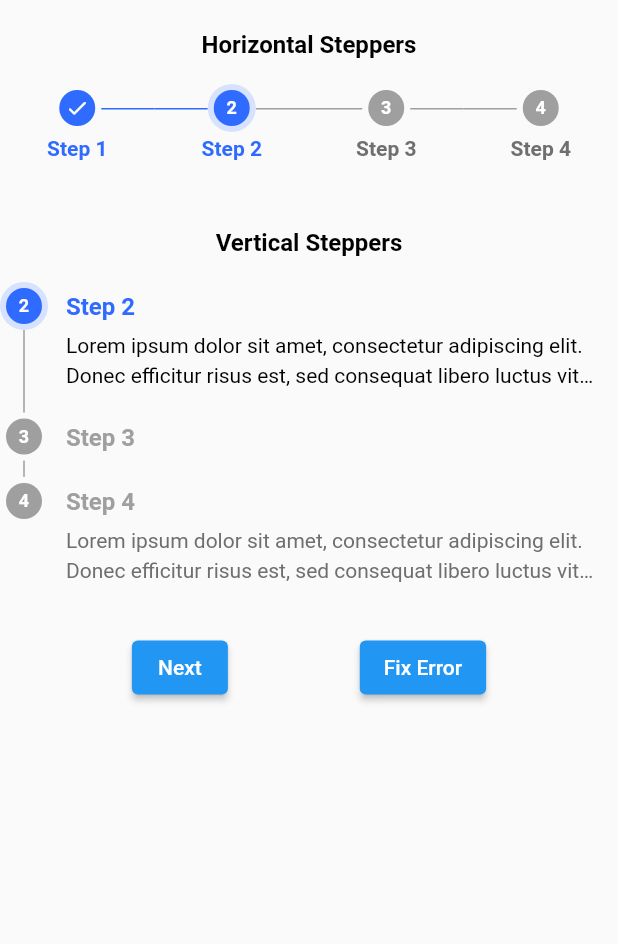
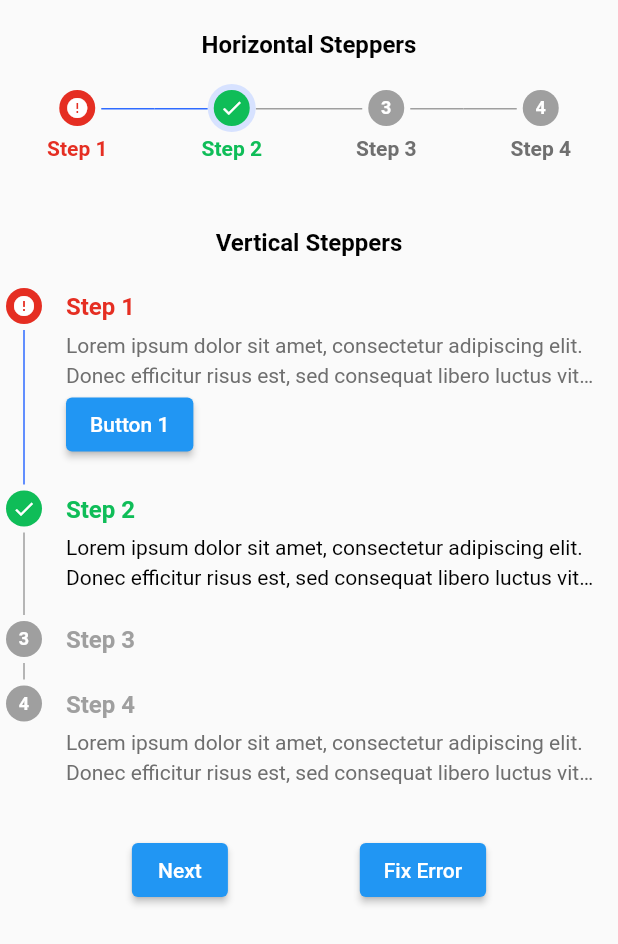
Before and after one commit to janlionly/flutter_steppers, a Flutter app: the screen it shows after launch, on a phone screen of 412 x 824 dp. Shown: the top 944 px of the screen. Run offline on Flutter 3.47's test engine with Material 2 defaults, Android fonts, the phone set to English and light mode, and no system bars.

Commit message:
feat: add state success ui display

```diff
--- a/example/lib/main.dart
+++ b/example/lib/main.dart
@@ -38,7 +38,7 @@ class _StepBarPageState extends State<StepBarPage> {
     stepsData = [
       StepperData(
         label: 'Step 1',
-        state: StepperState.hidden,
+        state: StepperState.error,
         description:
             'Lorem ipsum dolor sit amet, consectetur adipiscing elit. Donec efficitur risus est, sed consequat libero luctus vitae. Duis ultrices magna quis risus porttitor luctus. Nulla vel tempus nisl, ultricies congue lectus. Pellentesque habitant morbi tristique senectus et netus et malesuada fames ac turpis egestas.',
         child: ElevatedButton(
@@ -48,6 +48,7 @@ class _StepBarPageState extends State<StepBarPage> {
       ),
       StepperData(
         label: 'Step 2',
+        state: StepperState.success,
         description:
             'Lorem ipsum dolor sit amet, consectetur adipiscing elit. Donec efficitur risus est, sed consequat libero luctus vitae. Duis ultrices magna quis risus porttitor luctus. Nulla vel tempus nisl, ultricies congue lectus. Pellentesque habitant morbi tristique senectus et netus et malesuada fames ac turpis egestas.',
       ),
--- a/lib/colors.dart
+++ b/lib/colors.dart
@@ -18,4 +18,5 @@ class StepperColors {
   static const Color grey300s = Color(0xFF9F9F9F);
   static const Color grey500s = Color(0xFF000000);
   static const Color grey400s = Color(0xFF6F6F6F);
+  static const Color green500 = Color(0XFF0FBD58);
 }
--- a/lib/horizontal_stepper_item.dart
+++ b/lib/horizontal_stepper_item.dart
@@ -65,6 +65,7 @@ class HorizontalStepperItem extends StatelessWidget {
 
   get _getTextColor {
     if (stepData.state == StepperState.error) return StepperColors.red500;
+    if (stepData.state == StepperState.success) return StepperColors.green500;
     if (_isCurrentStep(step)) return stepBarStyle.activeColor;
     return stepBarStyle.inactiveLabelTextColor;
   }
--- a/lib/stepper_icon.dart
+++ b/lib/stepper_icon.dart
@@ -23,7 +23,9 @@ class StepperIcon extends StatelessWidget {
 
   @override
   Widget build(BuildContext context) {
-    return stepData.state == StepperState.error
+    return stepData.state == StepperState.success
+        ? _successWidget
+        : (stepData.state == StepperState.error
             ? _errorWidget
             : Container(
                 alignment: Alignment.center,
@@ -48,7 +50,7 @@ class StepperIcon extends StatelessWidget {
                         color: Colors.white,
                         size: 16,
                       ),
-          );
+              ));
   }
 
   get _errorWidget => Container(
@@ -65,4 +67,19 @@ class StepperIcon extends StatelessWidget {
           size: 16,
         ),
       );
+
+  get _successWidget => Container(
+        alignment: Alignment.center,
+        width: 24,
+        height: 24,
+        decoration: const BoxDecoration(
+          color: StepperColors.green500,
+          shape: BoxShape.circle,
+        ),
+        child: const Icon(
+          Icons.check,
+          color: Colors.white,
+          size: 16,
+        ),
+      );
 }
--- a/lib/vertical_steppers.dart
+++ b/lib/vertical_steppers.dart
@@ -59,7 +59,8 @@ class VerticalSteppers extends StatelessWidget {
                     padding: const EdgeInsets.symmetric(horizontal: 4),
                     decoration: BoxDecoration(
                       color: (step == currentStep &&
-                              stepData.state != StepperState.error)
+                              stepData.state != StepperState.error &&
+                              stepData.state != StepperState.success)
                           ? stepBarStyle.activeBorderColor
                           : StepperColors.transparent,
                       shape: BoxShape.circle,
@@ -138,6 +139,7 @@ class VerticalSteppers extends StatelessWidget {
 
   _labelColor(int step, StepperData stepData) {
     if (stepData.state == StepperState.error) return StepperColors.red500;
+    if (stepData.state == StepperState.success) return StepperColors.green500;
     return currentStep >= step
         ? stepBarStyle.activeColor
         : stepBarStyle.inactiveColor;
```
Lines whose indentation alone changed are shown as unchanged.
